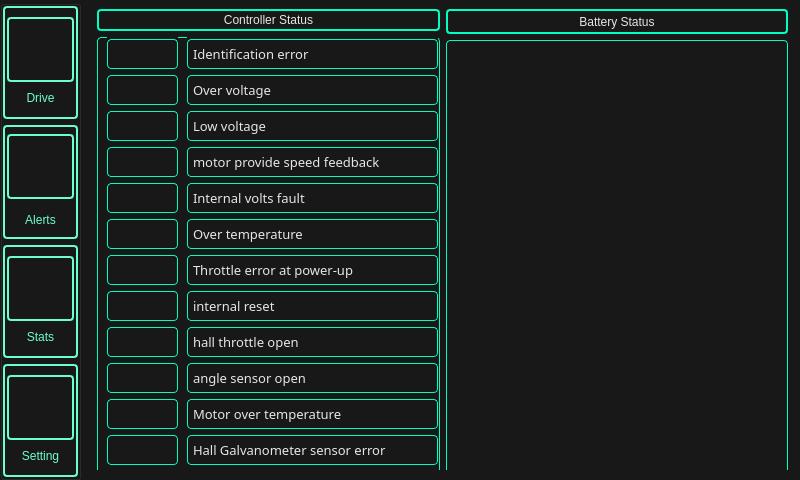
Before: the Qt Designer form ui/mainwindow.ui in rozkalibrowany/vocc, drawn with Qt 5.
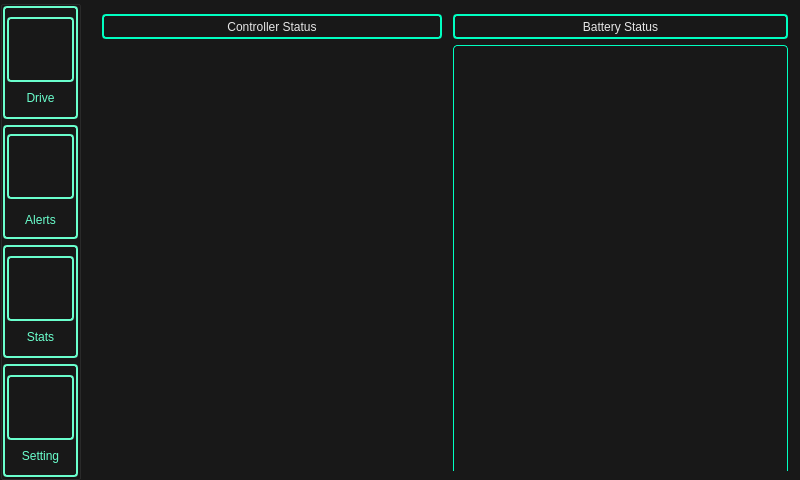
After: the same form once the commit is applied. The open tabs and pages were chosen to show the change. Icons and pictures are not drawn.

Commit message: New way of initialize controller alerts

```diff
--- a/ui/mainwindow.ui
+++ b/ui/mainwindow.ui
@@ -1833,8 +1833,8 @@
           <rect>
            <x>0</x>
            <y>0</y>
-           <width>691</width>
-           <height>461</height>
+           <width>700</width>
+           <height>470</height>
           </rect>
          </property>
          <property name="styleSheet">
@@ -1855,8 +1855,8 @@
            <rect>
             <x>0</x>
             <y>0</y>
-            <width>691</width>
-            <height>479</height>
+            <width>698</width>
+            <height>481</height>
            </rect>
           </property>
           <layout class="QVBoxLayout" name="verticalLayout_5">
@@ -1895,590 +1895,23 @@
                </item>
                <item>
                 <layout class="QHBoxLayout" name="horizontalLayout_7">
+                 <property name="spacing">
+                  <number>4</number>
+                 </property>
                  <item>
-                  <widget class="QFrame" name="frame_2">
-                   <property name="sizePolicy">
-                    <sizepolicy hsizetype="Preferred" vsizetype="Expanding">
-                     <horstretch>0</horstretch>
-                     <verstretch>0</verstretch>
-                    </sizepolicy>
-                   </property>
+                  <widget class="QWidget" name="controllerWidget" native="true">
                    <property name="minimumSize">
                     <size>
-                     <width>0</width>
-                     <height>435</height>
+                     <width>335</width>
+                     <height>440</height>
                     </size>
                    </property>
-                   <property name="frameShape">
-                    <enum>QFrame::StyledPanel</enum>
+                   <property name="maximumSize">
+                    <size>
+                     <width>340</width>
+                     <height>16777215</height>
+                    </size>
                    </property>
-                   <property name="frameShadow">
-                    <enum>QFrame::Raised</enum>
-                   </property>
-                   <widget class="QWidget" name="verticalLayoutWidget_7">
-                    <property name="geometry">
-                     <rect>
-                      <x>10</x>
-                      <y>0</y>
-                      <width>71</width>
-                      <height>431</height>
-                     </rect>
-                    </property>
-                    <layout class="QVBoxLayout" name="verticalLayout_11">
-                     <property name="spacing">
-                      <number>4</number>
-                     </property>
-                     <item>
-                      <widget class="QFrame" name="led_err0">
-                       <property name="maximumSize">
-                        <size>
-                         <width>16777215</width>
-                         <height>30</height>
-                        </size>
-                       </property>
-                       <property name="styleSheet">
-                        <string notr="true"/>
-                       </property>
-                       <property name="frameShape">
-                        <enum>QFrame::NoFrame</enum>
-                       </property>
-                       <property name="frameShadow">
-                        <enum>QFrame::Raised</enum>
-                       </property>
-                      </widget>
-                     </item>
-                     <item>
-                      <widget class="QFrame" name="led_err1">
-                       <property name="maximumSize">
-                        <size>
-                         <width>16777215</width>
-                         <height>30</height>
-                        </size>
-                       </property>
-                       <property name="frameShape">
-                        <enum>QFrame::NoFrame</enum>
-                       </property>
-                       <property name="frameShadow">
-                        <enum>QFrame::Raised</enum>
-                       </property>
-                       <property name="lineWidth">
-                        <number>0</number>
-                       </property>
-                      </widget>
-                     </item>
-                     <item>
-                      <widget class="QFrame" name="led_err2">
-                       <property name="maximumSize">
-                        <size>
-                         <width>16777215</width>
-                         <height>30</height>
-                        </size>
-                       </property>
-                       <property name="frameShape">
-                        <enum>QFrame::NoFrame</enum>
-                       </property>
-                       <property name="frameShadow">
-                        <enum>QFrame::Raised</enum>
-                       </property>
-                      </widget>
-                     </item>
-                     <item>
-                      <widget class="QFrame" name="led_err4">
-                       <property name="maximumSize">
-                        <size>
-                         <width>16777215</width>
-                         <height>30</height>
-                        </size>
-                       </property>
-                       <property name="frameShape">
-                        <enum>QFrame::NoFrame</enum>
-                       </property>
-                       <property name="frameShadow">
-                        <enum>QFrame::Raised</enum>
-                       </property>
-                      </widget>
-                     </item>
-                     <item>
-                      <widget class="QFrame" name="led_err5">
-                       <property name="maximumSize">
-                        <size>
-                         <width>16777215</width>
-                         <height>30</height>
-                        </size>
-                       </property>
-                       <property name="frameShape">
-                        <enum>QFrame::NoFrame</enum>
-                       </property>
-                       <property name="frameShadow">
-                        <enum>QFrame::Raised</enum>
-                       </property>
-                      </widget>
-                     </item>
-                     <item>
-                      <widget class="QFrame" name="led_err6">
-                       <property name="maximumSize">
-                        <size>
-                         <width>16777215</width>
-                         <height>30</height>
-                        </size>
-                       </property>
-                       <property name="frameShape">
-                        <enum>QFrame::NoFrame</enum>
-                       </property>
-                       <property name="frameShadow">
-                        <enum>QFrame::Raised</enum>
-                       </property>
-                      </widget>
-                     </item>
-                     <item>
-                      <widget class="QFrame" name="led_err7">
-                       <property name="maximumSize">
-                        <size>
-                         <width>16777215</width>
-                         <height>30</height>
-                        </size>
-                       </property>
-                       <property name="frameShape">
-                        <enum>QFrame::NoFrame</enum>
-                       </property>
-                       <property name="frameShadow">
-                        <enum>QFrame::Raised</enum>
-                       </property>
-                      </widget>
-                     </item>
-                     <item>
-                      <widget class="QFrame" name="led_err9">
-                       <property name="maximumSize">
-                        <size>
-                         <width>16777215</width>
-                         <height>30</height>
-                        </size>
-                       </property>
-                       <property name="frameShape">
-                        <enum>QFrame::NoFrame</enum>
-                       </property>
-                       <property name="frameShadow">
-                        <enum>QFrame::Raised</enum>
-                       </property>
-                      </widget>
-                     </item>
-                     <item>
-                      <widget class="QFrame" name="led_err10">
-                       <property name="maximumSize">
-                        <size>
-                         <width>16777215</width>
-                         <height>30</height>
-                        </size>
-                       </property>
-                       <property name="frameShape">
-                        <enum>QFrame::NoFrame</enum>
-                       </property>
-                       <property name="frameShadow">
-                        <enum>QFrame::Raised</enum>
-                       </property>
-                      </widget>
-                     </item>
-                     <item>
-                      <widget class="QFrame" name="led_err11">
-                       <property name="maximumSize">
-                        <size>
-                         <width>16777215</width>
-                         <height>30</height>
-                        </size>
-                       </property>
-                       <property name="frameShape">
-                        <enum>QFrame::NoFrame</enum>
-                       </property>
-                       <property name="frameShadow">
-                        <enum>QFrame::Raised</enum>
-                       </property>
-                      </widget>
-                     </item>
-                     <item>
-                      <widget class="QFrame" name="led_err14">
-                       <property name="maximumSize">
-                        <size>
-                         <width>16777215</width>
-                         <height>30</height>
-                        </size>
-                       </property>
-                       <property name="frameShape">
-                        <enum>QFrame::NoFrame</enum>
-                       </property>
-                       <property name="frameShadow">
-                        <enum>QFrame::Raised</enum>
-                       </property>
-                      </widget>
-                     </item>
-                     <item>
-                      <widget class="QFrame" name="led_err15">
-                       <property name="maximumSize">
-                        <size>
-                         <width>16777215</width>
-                         <height>30</height>
-                        </size>
-                       </property>
-                       <property name="frameShape">
-                        <enum>QFrame::NoFrame</enum>
-                       </property>
-                       <property name="frameShadow">
-                        <enum>QFrame::Raised</enum>
-                       </property>
-                      </widget>
-                     </item>
-                    </layout>
-                   </widget>
-                   <widget class="QWidget" name="verticalLayoutWidget_8">
-                    <property name="geometry">
-                     <rect>
-                      <x>90</x>
-                      <y>0</y>
-                      <width>251</width>
-                      <height>431</height>
-                     </rect>
-                    </property>
-                    <layout class="QVBoxLayout" name="verticalLayout_12">
-                     <property name="spacing">
-                      <number>4</number>
-                     </property>
-                     <item>
-                      <widget class="QLabel" name="label_err0">
-                       <property name="maximumSize">
-                        <size>
-                         <width>16777215</width>
-                         <height>30</height>
-                        </size>
-                       </property>
-                       <property name="font">
-                        <font>
-                         <family>Halvetica</family>
-                         <pointsize>10</pointsize>
-                         <weight>50</weight>
-                         <italic>false</italic>
-                         <bold>false</bold>
-                        </font>
-                       </property>
-                       <property name="styleSheet">
-                        <string notr="true">QLabel{
-font: 10pt &quot;Halvetica&quot; ;
-color: #e6e6e6;
-}</string>
-                       </property>
-                       <property name="text">
-                        <string>Identification error</string>
-                       </property>
-                      </widget>
-                     </item>
-                     <item>
-                      <widget class="QLabel" name="label_err1">
-                       <property name="maximumSize">
-                        <size>
-                         <width>16777215</width>
-                         <height>30</height>
-                        </size>
-                       </property>
-                       <property name="font">
-                        <font>
-                         <family>Halvetica</family>
-                         <pointsize>10</pointsize>
-                         <weight>50</weight>
-                         <italic>false</italic>
-                         <bold>false</bold>
-                        </font>
-                       </property>
-                       <property name="styleSheet">
-                        <string notr="true">QLabel{
-font: 10pt &quot;Halvetica&quot; ;
-color: #e6e6e6;
-}</string>
-                       </property>
-                       <property name="text">
-                        <string>Over voltage</string>
-                       </property>
-                      </widget>
-                     </item>
-                     <item>
-                      <widget class="QLabel" name="label_err2">
-                       <property name="maximumSize">
-                        <size>
-                         <width>16777215</width>
-                         <height>30</height>
-                        </size>
-                       </property>
-                       <property name="font">
-                        <font>
-                         <family>Halvetica</family>
-                         <pointsize>10</pointsize>
-                         <weight>50</weight>
-                         <italic>false</italic>
-                         <bold>false</bold>
-                        </font>
-                       </property>
-                       <property name="styleSheet">
-                        <string notr="true">QLabel{
-font: 10pt &quot;Halvetica&quot; ;
-color: #e6e6e6;
-}</string>
-                       </property>
-                       <property name="text">
-                        <string>Low voltage</string>
-                       </property>
-                      </widget>
-                     </item>
-                     <item>
-                      <widget class="QLabel" name="label_err4">
-                       <property name="maximumSize">
-                        <size>
-                         <width>16777215</width>
-                         <height>30</height>
-                        </size>
-                       </property>
-                       <property name="font">
-                        <font>
-                         <family>Halvetica</family>
-                         <pointsize>10</pointsize>
-                         <weight>50</weight>
-                         <italic>false</italic>
-                         <bold>false</bold>
-                        </font>
-                       </property>
-                       <property name="styleSheet">
-                        <string notr="true">QLabel{
-font: 10pt &quot;Halvetica&quot; ;
-color: #e6e6e6;
-}</string>
-                       </property>
-                       <property name="text">
-                        <string>motor provide speed feedback</string>
-                       </property>
-                      </widget>
-                     </item>
-                     <item>
-                      <widget class="QLabel" name="label_err5">
-                       <property name="maximumSize">
-                        <size>
-                         <width>16777215</width>
-                         <height>30</height>
-                        </size>
-                       </property>
-                       <property name="font">
-                        <font>
-                         <family>Halvetica</family>
-                         <pointsize>10</pointsize>
-                         <weight>50</weight>
-                         <italic>false</italic>
-                         <bold>false</bold>
-                        </font>
-                       </property>
-                       <property name="styleSheet">
-                        <string notr="true">QLabel{
-font: 10pt &quot;Halvetica&quot; ;
-color: #e6e6e6;
-}</string>
-                       </property>
-                       <property name="text">
-                        <string>Internal volts fault</string>
-                       </property>
-                      </widget>
-                     </item>
-                     <item>
-                      <widget class="QLabel" name="label_err6">
-                       <property name="maximumSize">
-                        <size>
-                         <width>16777215</width>
-                         <height>30</height>
-                        </size>
-                       </property>
-                       <property name="font">
-                        <font>
-                         <family>Halvetica</family>
-                         <pointsize>10</pointsize>
-                         <weight>50</weight>
-                         <italic>false</italic>
-                         <bold>false</bold>
-                        </font>
-                       </property>
-                       <property name="styleSheet">
-                        <string notr="true">QLabel{
-font: 10pt &quot;Halvetica&quot; ;
-color: #e6e6e6;
-}</string>
-                       </property>
-                       <property name="text">
-                        <string>Over temperature</string>
-                       </property>
-                      </widget>
-                     </item>
-                     <item>
-                      <widget class="QLabel" name="label_err7">
-                       <property name="maximumSize">
-                        <size>
-                         <width>16777215</width>
-                         <height>30</height>
-                        </size>
-                       </property>
-                       <property name="font">
-                        <font>
-                         <family>Halvetica</family>
-                         <pointsize>10</pointsize>
-                         <weight>50</weight>
-                         <italic>false</italic>
-                         <bold>false</bold>
-                        </font>
-                       </property>
-                       <property name="styleSheet">
-                        <string notr="true">QLabel{
-font: 10pt &quot;Halvetica&quot; ;
-color: #e6e6e6;
-}</string>
-                       </property>
-                       <property name="text">
-                        <string>Throttle error at power-up</string>
-                       </property>
-                      </widget>
-                     </item>
-                     <item>
-                      <widget class="QLabel" name="label_err9">
-                       <property name="maximumSize">
-                        <size>
-                         <width>16777215</width>
-                         <height>30</height>
-                        </size>
-                       </property>
-                       <property name="font">
-                        <font>
-                         <family>Halvetica</family>
-                         <pointsize>10</pointsize>
-                         <weight>50</weight>
-                         <italic>false</italic>
-                         <bold>false</bold>
-                        </font>
-                       </property>
-                       <property name="styleSheet">
-                        <string notr="true">QLabel{
-font: 10pt &quot;Halvetica&quot; ;
-color: #e6e6e6;
-}</string>
-                       </property>
-                       <property name="text">
-                        <string>internal reset</string>
-                       </property>
-                      </widget>
-                     </item>
-                     <item>
-                      <widget class="QLabel" name="label_err10">
-                       <property name="maximumSize">
-                        <size>
-                         <width>16777215</width>
-                         <height>30</height>
-                        </size>
-                       </property>
-                       <property name="font">
-                        <font>
-                         <family>Halvetica</family>
-                         <pointsize>10</pointsize>
-                         <weight>50</weight>
-                         <italic>false</italic>
-                         <bold>false</bold>
-                        </font>
-                       </property>
-                       <property name="styleSheet">
-                        <string notr="true">QLabel{
-font: 10pt &quot;Halvetica&quot; ;
-color: #e6e6e6;
-}</string>
-                       </property>
-                       <property name="text">
-                        <string>hall throttle open</string>
-                       </property>
-                      </widget>
-                     </item>
-                     <item>
-                      <widget class="QLabel" name="label_err11">
-                       <property name="maximumSize">
-                        <size>
-                         <width>16777215</width>
-                         <height>30</height>
-                        </size>
-                       </property>
-                       <property name="font">
-                        <font>
-                         <family>Halvetica</family>
-                         <pointsize>10</pointsize>
-                         <weight>50</weight>
-                         <italic>false</italic>
-                         <bold>false</bold>
-                        </font>
-                       </property>
-                       <property name="styleSheet">
-                        <string notr="true">QLabel{
-font: 10pt &quot;Halvetica&quot; ;
-color: #e6e6e6;
-}</string>
-                       </property>
-                       <property name="text">
-                        <string>angle sensor open</string>
-                       </property>
-                      </widget>
-                     </item>
-                     <item>
-                      <widget class="QLabel" name="label_err14">
-                       <property name="maximumSize">
-                        <size>
-                         <width>16777215</width>
-                         <height>30</height>
-                        </size>
-                       </property>
-                       <property name="font">
-                        <font>
-                         <family>Halvetica</family>
-                         <pointsize>10</pointsize>
-                         <weight>50</weight>
-                         <italic>false</italic>
-                         <bold>false</bold>
-                        </font>
-                       </property>
-                       <property name="styleSheet">
-                        <string notr="true">QLabel{
-font: 10pt &quot;Halvetica&quot; ;
-color: #e6e6e6;
-}</string>
-                       </property>
-                       <property name="text">
-                        <string>Motor over temperature</string>
-                       </property>
-                      </widget>
-                     </item>
-                     <item>
-                      <widget class="QLabel" name="label_err15">
-                       <property name="maximumSize">
-                        <size>
-                         <width>16777215</width>
-                         <height>30</height>
-                        </size>
-                       </property>
-                       <property name="font">
-                        <font>
-                         <family>Halvetica</family>
-                         <pointsize>10</pointsize>
-                         <weight>50</weight>
-                         <italic>false</italic>
-                         <bold>false</bold>
-                        </font>
-                       </property>
-                       <property name="styleSheet">
-                        <string notr="true">QLabel{
-font: 10pt &quot;Halvetica&quot; ;
-color: #e6e6e6;
-}</string>
-                       </property>
-                       <property name="text">
-                        <string>Hall Galvanometer sensor error</string>
-                       </property>
-                      </widget>
-                     </item>
-                    </layout>
-                   </widget>
                   </widget>
                  </item>
                 </layout>
@@ -2522,8 +1955,14 @@
                   <widget class="QLabel" name="label_2">
                    <property name="minimumSize">
                     <size>
-                     <width>0</width>
-                     <height>435</height>
+                     <width>335</width>
+                     <height>440</height>
+                    </size>
+                   </property>
+                   <property name="maximumSize">
+                    <size>
+                     <width>335</width>
+                     <height>440</height>
                     </size>
                    </property>
                    <property name="text">
```
Left out of the diff: 2 changed lines with no effect on the pictures. The commit also changes 7 other files.
